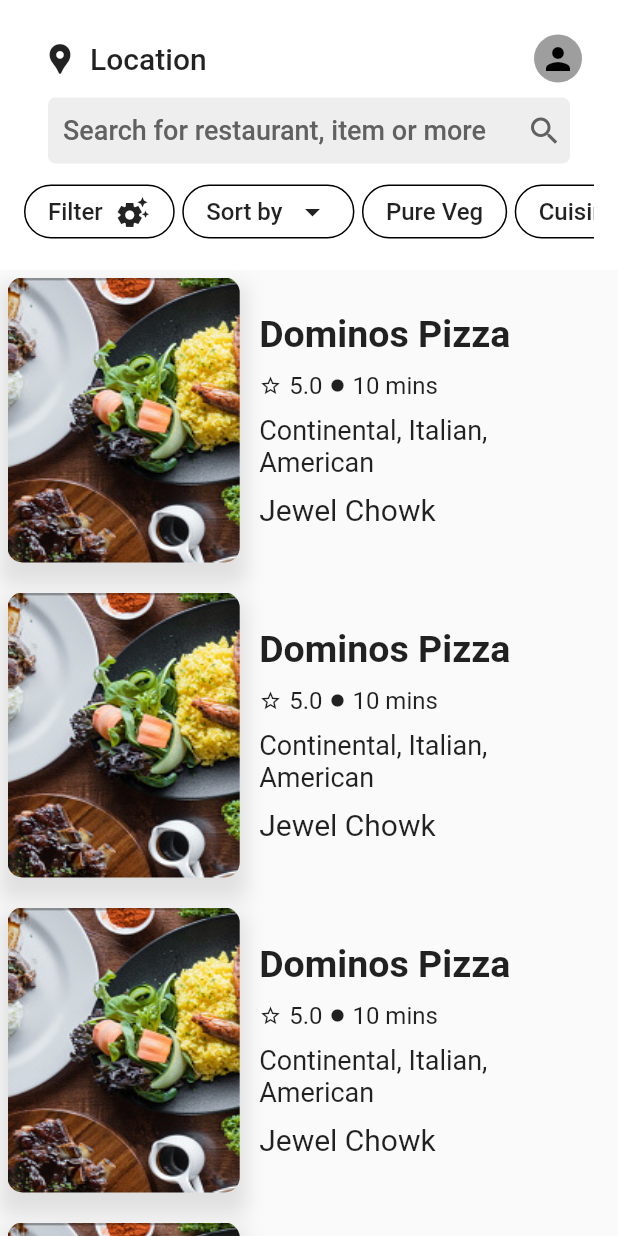
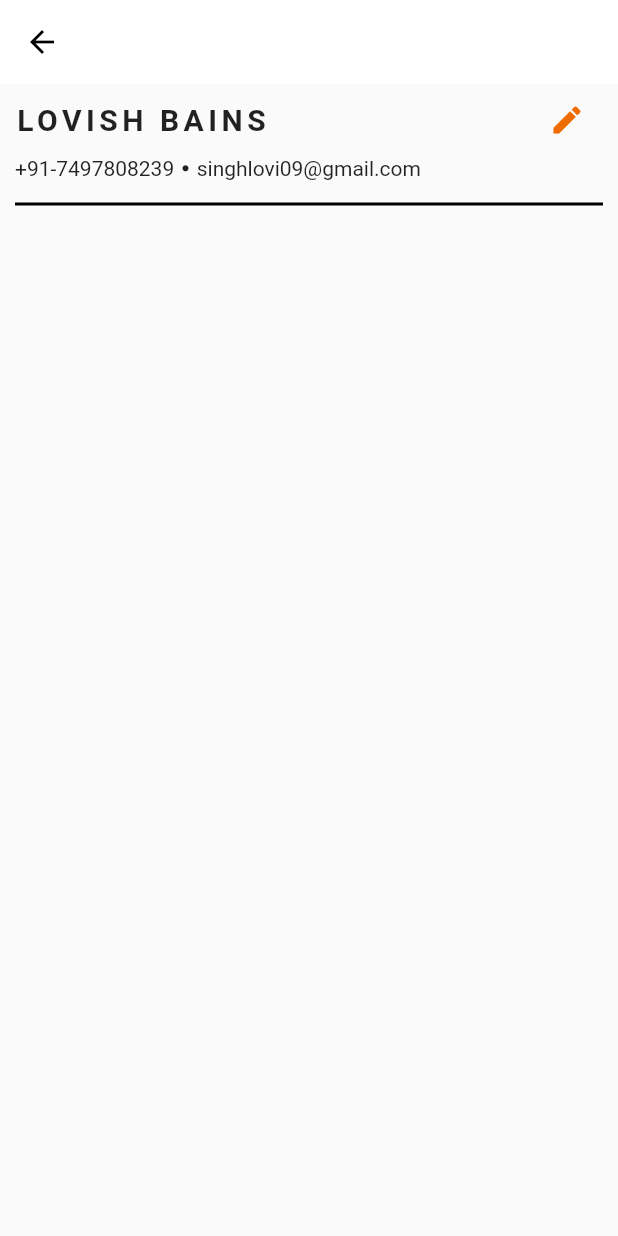
Before and after one commit to blackmoney069/swiggy_clone, a Flutter app: the screen it shows after launch, after a tap on the "person" icon, on a phone screen of 412 x 824 dp. Run offline on Flutter 3.47's test engine with Material 2 defaults, Android fonts, the phone set to English and light mode, and no system bars; missing offline and left inert: dart:ffi; Roboto replaces fonts that are missing (Poppins).

Commit message:
added User Details Page

```diff
--- a/lib/main.dart
+++ b/lib/main.dart
@@ -4,5 +4,6 @@
 void main() {
   runApp(MaterialApp(
     home: splash(),
+    theme: ThemeData(fontFamily: 'Poppins'),
   ));
 }
--- /dev/null
+++ b/lib/pages/UserDrawer.dart
@@ -0,0 +1,75 @@
+// ignore_for_file: prefer_const_literals_to_create_immutables, prefer_const_constructors
+
+import 'dart:ffi';
+
+import 'package:flutter/material.dart';
+
+class UserDetails extends StatelessWidget {
+  const UserDetails({Key? key}) : super(key: key);
+
+  @override
+  Widget build(BuildContext context) {
+    return Scaffold(
+      appBar: AppBar(
+        backgroundColor: Colors.white,
+        elevation: 0,
+        iconTheme: IconThemeData(
+          color: Colors.black,
+        ),
+      ),
+      body: Padding(
+        padding: const EdgeInsets.fromLTRB(10, 0, 10, 0),
+        child: Column(
+          children: [
+            Row(
+              mainAxisAlignment: MainAxisAlignment.spaceBetween,
+              children: [
+                Text(
+                  'LOVISH BAINS',
+                  style: TextStyle(
+                      fontSize: 20,
+                      letterSpacing: 3,
+                      fontWeight: FontWeight.bold),
+                ),
+                IconButton(
+                    onPressed: () {},
+                    icon: Icon(
+                      Icons.edit,
+                      color: Colors.orange[800],
+                    )),
+              ],
+            ),
+            Row(
+              children: [
+                Text('+91-7497808239'),
+                SizedBox(
+                  width: 5,
+                ),
+                Icon(
+                  Icons.circle,
+                  size: 5,
+                ),
+                SizedBox(
+                  width: 5,
+                ),
+                Text('singhlovi09@gmail.com')
+              ],
+            ),
+            Padding(
+              padding: const EdgeInsets.only(top: 15),
+              child: SizedBox(
+                width: MediaQuery.of(context).size.width,
+                height: 2,
+                child: DecoratedBox(
+                  decoration: BoxDecoration(
+                    color: Colors.black,
+                  ),
+                ),
+              ),
+            )
+          ],
+        ),
+      ),
+    );
+  }
+}
--- a/lib/pages/homescreen.dart
+++ b/lib/pages/homescreen.dart
@@ -3,6 +3,7 @@
 import 'dart:ffi';
 
 import 'package:flutter/material.dart';
+import 'UserDrawer.dart';
 
 class homeScreen extends StatelessWidget {
   const homeScreen({Key? key}) : super(key: key);
@@ -31,7 +32,12 @@
                         ),
                       )),
                   IconButton(
-                    onPressed: () {},
+                    onPressed: () {
+                      Navigator.push(
+                          context,
+                          MaterialPageRoute(
+                              builder: (context) => UserDetails()));
+                    },
                     icon: CircleAvatar(
                       backgroundColor: Colors.grey,
                       foregroundColor: Colors.black,
@@ -306,14 +312,14 @@
               ),
               Text(
                 'Continental, Italian, American',
-                style: TextStyle(fontSize: 18),
+                style: TextStyle(fontSize: 18, color: Colors.grey[800]),
               ),
               SizedBox(
                 height: 10,
               ),
               Text(
                 'Jewel Chowk',
-                style: TextStyle(fontSize: 20),
+                style: TextStyle(fontSize: 15, color: Colors.grey[800]),
               ),
             ],
           ),
--- a/lib/pages/splashScreen.dart
+++ b/lib/pages/splashScreen.dart
@@ -1,5 +1,6 @@
 import 'package:flutter/material.dart';
 import 'homescreen.dart';
+import 'UserDrawer.dart';
 
 class splash extends StatefulWidget {
   const splash({Key? key}) : super(key: key);
```
